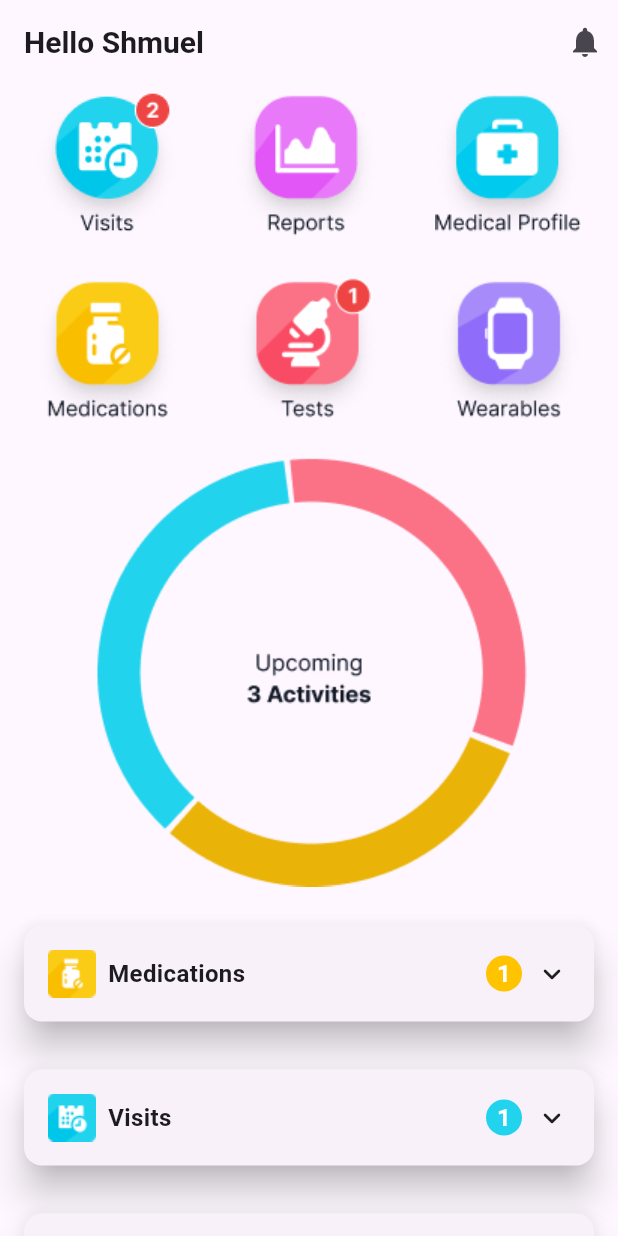
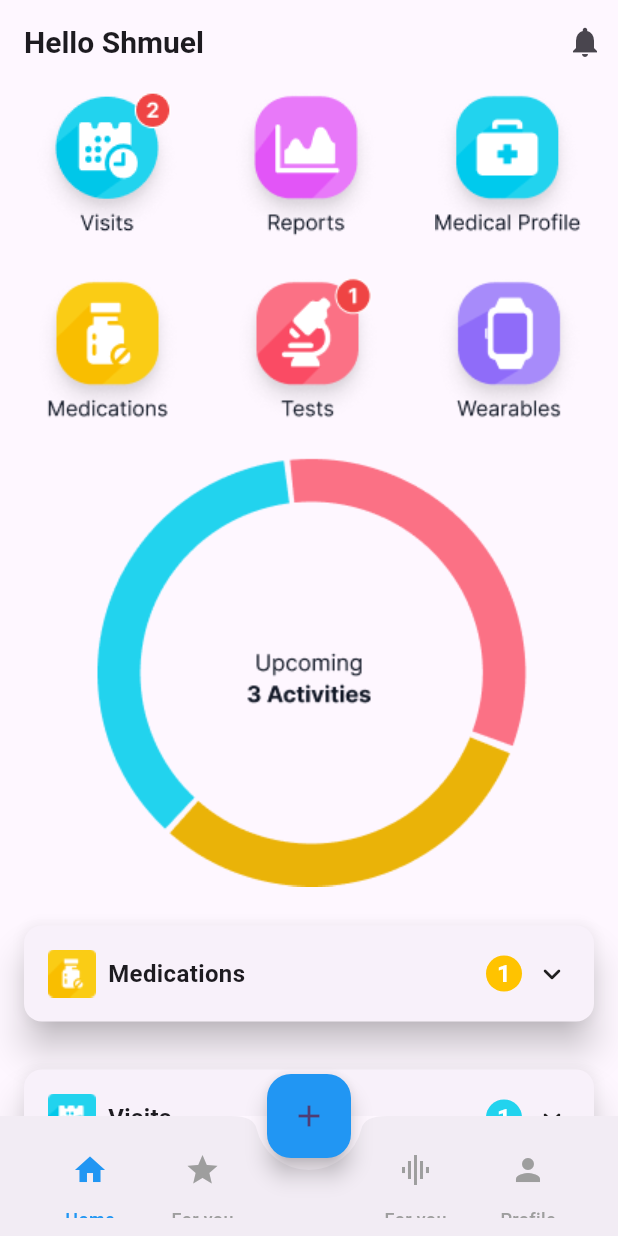
Before and after one commit to zahrawm/Medi-board-projects, a Flutter app: the screen it shows after launch, on a phone screen of 412 x 824 dp. Run offline on Flutter 3.47's test engine with Material 3 defaults, Android fonts, the light colour scheme and no system bars.

Commit message:
Codes updated

```diff
--- a/medi_ui/lib/screen/home_screen.dart
+++ b/medi_ui/lib/screen/home_screen.dart
@@ -21,6 +21,31 @@ class HomeScreen extends StatelessWidget {
           ),
         ],
       ),
+      bottomNavigationBar: BottomAppBar(
+        shape: CircularNotchedRectangle(), // Optional: Creates a notch for FAB
+        notchMargin: 8, // Space around the notch
+        child: Padding(
+          padding: const EdgeInsets.symmetric(horizontal: 20),
+          child: SingleChildScrollView(
+            child: Row(
+              mainAxisAlignment: MainAxisAlignment.spaceBetween,
+              children: [
+                _buildNavItem(Icons.home, "Home", Colors.blue),
+                _buildNavItem(Icons.star, "For you", Colors.grey),
+                SizedBox(width: 40),
+                _buildNavItem(Icons.graphic_eq, "For you", Colors.grey),
+                _buildNavItem(Icons.person, "Profile", Colors.grey),
+              ],
+            ),
+          ),
+        ),
+      ),
+      floatingActionButton: FloatingActionButton(
+        onPressed: () {}, // Action for FloatingActionButton
+        backgroundColor: Colors.blue,
+        child: Icon(Icons.add),
+      ),
+      floatingActionButtonLocation: FloatingActionButtonLocation.centerDocked,
       body: SingleChildScrollView(
         child: Column(
           children: [
@@ -93,3 +118,20 @@ class HomeScreen extends StatelessWidget {
     );
   }
 }
+
+Widget _buildNavItem(IconData icon, String label, Color color) {
+  return Column(
+    mainAxisSize: MainAxisSize.min,
+    children: [
+      IconButton(
+        icon: Icon(icon, color: color),
+        onPressed: () {},
+      ),
+      Text(
+        label,
+        style:
+            TextStyle(color: color, fontSize: 12, fontWeight: FontWeight.w500),
+      ),
+    ],
+  );
+}
```
Also changed, not shown: medi_ui/lib/widgets/bottom_nav.dart (added, +34 -0 lines).
